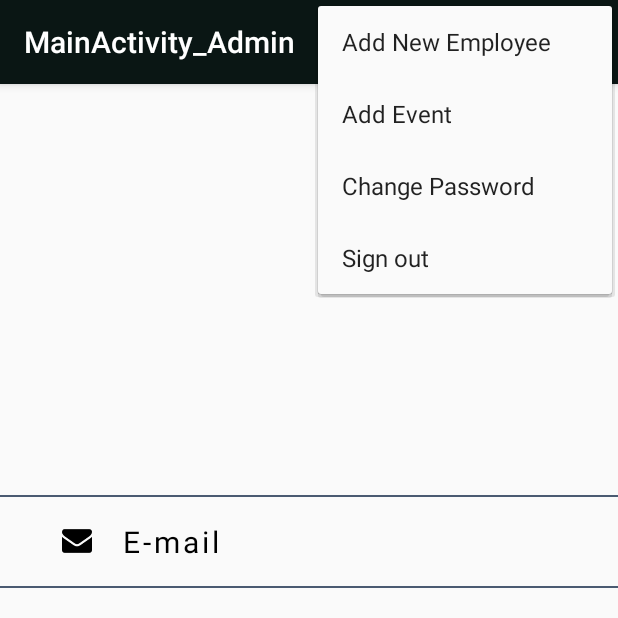
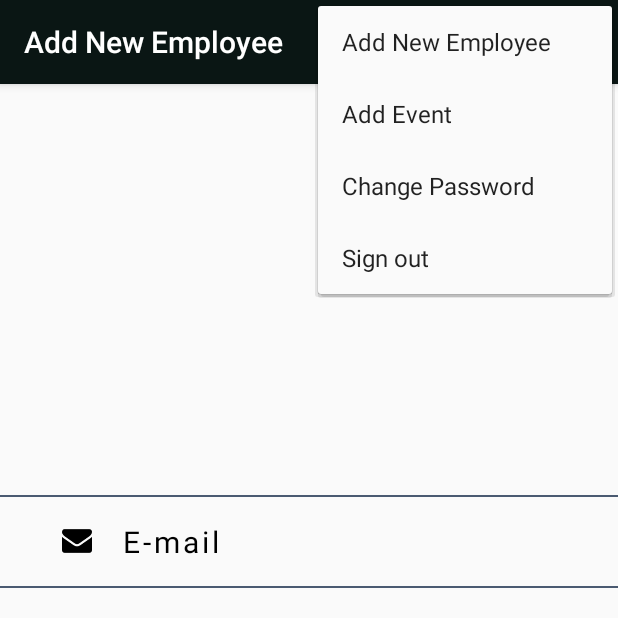
Before and after one commit to ski96277/OfficeManageMentAPP, an Android app: the fragment AddNewEmployee placed in its activity, with the options menu open, on a phone screen of 412 x 824 dp, the top half of it. Run offline under Robolectric (Android 15) with nearby library versions, the phone set to English and light mode, and no system bars; our stand-ins replace ButterKnife, Firebase (no records; nobody signed in at launch, a user with empty details on screens opened directly), Picasso; libraries missing offline, so code that uses them is left out: com.kinda.alert, es.dmoral.toasty; pictures from the network do not load; 4 statements that could not run were skipped.

Commit message:
Bug fixed

```diff
--- a/app/src/main/java/com/rocketechit/officemanagementapp/Activity/ChangePasswordActivity.java
+++ b/app/src/main/java/com/rocketechit/officemanagementapp/Activity/ChangePasswordActivity.java
@@ -32,6 +32,8 @@ public class ChangePasswordActivity extends AppCompatActivity {
         super.onCreate(savedInstanceState);
         setContentView(R.layout.activity_change_password);
         ButterKnife.bind(this);
+        getSupportActionBar().setTitle("Change Password");
+
     }
 
     @OnClick(R.id.reset_btn)
--- a/app/src/main/java/com/rocketechit/officemanagementapp/Activity/ForgetPassWordActivity.java
+++ b/app/src/main/java/com/rocketechit/officemanagementapp/Activity/ForgetPassWordActivity.java
@@ -27,6 +27,9 @@ public class ForgetPassWordActivity extends AppCompatActivity {
         super.onCreate(savedInstanceState);
         setContentView(R.layout.activity_forget_pass_word);
         ButterKnife.bind(this);
+
+
+        getSupportActionBar().setTitle("Reset Password");
     }
 
     @OnClick(R.id.forget_Password_btn)
--- a/app/src/main/java/com/rocketechit/officemanagementapp/Activity/LoginActivity.java
+++ b/app/src/main/java/com/rocketechit/officemanagementapp/Activity/LoginActivity.java
@@ -97,7 +97,7 @@ public class LoginActivity extends AppCompatActivity {
                 break;
             case R.id.Go_signupTV:
                 startActivity(new Intent(this, SignUPActivity.class));
-                finish();
+
                 break;
         }
     }
--- a/app/src/main/java/com/rocketechit/officemanagementapp/Activity/MainActivity_Employee.java
+++ b/app/src/main/java/com/rocketechit/officemanagementapp/Activity/MainActivity_Employee.java
@@ -38,7 +38,6 @@ public class MainActivity_Employee extends AppCompatActivity{
         super.onCreate(savedInstanceState);
         setContentView(R.layout.activity_main__employee);
         Toolbar toolbar = (Toolbar) findViewById(R.id.toolbar);
-        toolbar.setTitle("Home Page");
         setSupportActionBar(toolbar);
 //Navigation off
       /*  DrawerLayout drawer = (DrawerLayout) findViewById(R.id.drawer_layout);
--- a/app/src/main/java/com/rocketechit/officemanagementapp/Activity/ScanResultActivity.java
+++ b/app/src/main/java/com/rocketechit/officemanagementapp/Activity/ScanResultActivity.java
@@ -52,6 +52,8 @@ public class ScanResultActivity extends AppCompatActivity {
         super.onCreate(savedInstanceState);
         setContentView(R.layout.activity_scan_result);
         ButterKnife.bind(this);
+
+        getSupportActionBar().setTitle("Submit Time");
         getScannerOption();
 
         Intent intent = getIntent();
--- a/app/src/main/java/com/rocketechit/officemanagementapp/FragmentClass/Admin/AddEvent_F.java
+++ b/app/src/main/java/com/rocketechit/officemanagementapp/FragmentClass/Admin/AddEvent_F.java
@@ -49,6 +49,7 @@ public class AddEvent_F extends Fragment {
     public View onCreateView(@NonNull LayoutInflater inflater, @Nullable ViewGroup container, @Nullable Bundle savedInstanceState) {
         View view = inflater.inflate(R.layout.add_event_f, null);
         ButterKnife.bind(this, view);
+        getActivity().setTitle("Add Event");
         return view;
     }
 
--- a/app/src/main/java/com/rocketechit/officemanagementapp/FragmentClass/Admin/AddNewEmployee.java
+++ b/app/src/main/java/com/rocketechit/officemanagementapp/FragmentClass/Admin/AddNewEmployee.java
@@ -57,7 +57,7 @@ public class AddNewEmployee extends Fragment {
     @Override
     public void onViewCreated(@NonNull View view, @Nullable Bundle savedInstanceState) {
         super.onViewCreated(view, savedInstanceState);
-
+        getActivity().setTitle("Add New Employee");
 
 
         initialize();
--- a/app/src/main/java/com/rocketechit/officemanagementapp/FragmentClass/Admin/EmployeeList.java
+++ b/app/src/main/java/com/rocketechit/officemanagementapp/FragmentClass/Admin/EmployeeList.java
@@ -1,13 +1,12 @@
 package com.rocketechit.officemanagementapp.FragmentClass.Admin;
 
-import android.graphics.Color;
+import android.content.Intent;
 import android.os.Bundle;
-import android.os.Handler;
 import android.util.Log;
 import android.view.LayoutInflater;
 import android.view.View;
 import android.view.ViewGroup;
-import android.widget.Toast;
+import android.widget.ProgressBar;
 
 import com.google.firebase.auth.FirebaseAuth;
 import com.google.firebase.auth.FirebaseUser;
@@ -17,15 +16,13 @@ import com.google.firebase.database.DatabaseReference;
 import com.google.firebase.database.FirebaseDatabase;
 import com.google.firebase.database.ValueEventListener;
 import com.kinda.alert.KAlertDialog;
+import com.rocketechit.officemanagementapp.Activity.SplashActivity;
 import com.rocketechit.officemanagementapp.AdapterClass.EmployeeList_Adapter;
 import com.rocketechit.officemanagementapp.JavaClass.CheckNetwork;
 import com.rocketechit.officemanagementapp.JavaClass.Employee_Information;
 import com.rocketechit.officemanagementapp.R;
 
 import java.util.ArrayList;
-import java.util.List;
-import java.util.Timer;
-import java.util.TimerTask;
 
 import androidx.annotation.NonNull;
 import androidx.annotation.Nullable;
@@ -35,16 +32,139 @@ import androidx.recyclerview.widget.GridLayoutManager;
 import androidx.recyclerview.widget.RecyclerView;
 import butterknife.BindView;
 import butterknife.ButterKnife;
-import butterknife.OnClick;
-import es.dmoral.toasty.Toasty;
 
 public class EmployeeList extends Fragment {
+    String TAG = "EmployeeList ";
 
     FirebaseDatabase firebaseDatabase;
     DatabaseReference databaseReference;
+
+    ArrayList<Employee_Information> employee_informations;
+    @BindView(R.id.employee_list_Recycler_ID)
+    RecyclerView employeeListRecyclerID;
+
+    @Nullable
+    @Override
+    public View onCreateView(@NonNull LayoutInflater inflater, @Nullable ViewGroup container, @Nullable Bundle savedInstanceState) {
+        View view = inflater.inflate(R.layout.employee_list, null);
+        ButterKnife.bind(this, view);
+        Log.e(TAG, "onCreateView: ");
+        return view;
+    }
+
+    @Override
+    public void onViewCreated(@NonNull View view, @Nullable Bundle savedInstanceState) {
+        super.onViewCreated(view, savedInstanceState);
+        Log.e(TAG, "onViewCreated: ");
+        getActivity().setTitle("Employee List");
+
+    }
+
+    @Override
+    public void onResume() {
+        super.onResume();
+        Log.e(TAG, "onResume: ");
+        Log.e(TAG, "onResume: U ID : -  " + getUserID());
+
+        firebaseDatabase = FirebaseDatabase.getInstance();
+        databaseReference = firebaseDatabase.getReference("Company_Employee").child(getUserID());
+        employee_informations = new ArrayList<>();
+        GridLayoutManager gridLayoutManager = new GridLayoutManager(getContext(), 2);
+        employeeListRecyclerID.setLayoutManager(gridLayoutManager);
+        KAlertDialog alertDialog_Progress = new KAlertDialog(getContext(), KAlertDialog.PROGRESS_TYPE);
+        if (CheckNetwork.isInternetAvailable(getContext())) {
+            alertDialog_Progress.setTitleText("Loading....");
+            alertDialog_Progress.setCancelable(false);
+            databaseReference.addValueEventListener(new ValueEventListener() {
+                @Override
+                public void onDataChange(@NonNull DataSnapshot dataSnapshot) {
+                    employee_informations.clear();
+                    for (DataSnapshot snapshot : dataSnapshot.getChildren()) {
+
+                        Employee_Information employee_information = snapshot.getValue(Employee_Information.class);
+                        employee_informations.add(employee_information);
+                    }
+
+                    EmployeeList_Adapter employeeList_adapter = new EmployeeList_Adapter(getContext(), employee_informations);
+                    employeeListRecyclerID.setAdapter(employeeList_adapter);
+                    //hide alert
+                    alertDialog_Progress.dismiss();
+                    employeeList_adapter.setOnItemClickListener(new EmployeeList_Adapter.ClickListener() {
+                        @Override
+                        public void onItemClick(int position, View v) {
+                            Employee_Information employee_information = new Employee_Information(
+                                    employee_informations.get(position).getUserID_Employee(),
+                                    employee_informations.get(position).getUserID_company(),
+                                    employee_informations.get(position).getEmail_Employee(),
+                                    employee_informations.get(position).getPassword_Employee(),
+                                    employee_informations.get(position).getName_Employee(),
+                                    employee_informations.get(position).getJoin_Date(),
+                                    employee_informations.get(position).getImageLink(),
+                                    employee_informations.get(position).getDesignation(),
+                                    employee_informations.get(position).getPhone()
+                            );
+
+                            Fragment fragment = new Employee_profile_view_by_admin();
+                            Bundle bundle = new Bundle();
+
+                            if (fragment != null) {
+                                bundle.putSerializable("employee_information", employee_information);
+                                fragment.setArguments(bundle);
+
+                                FragmentTransaction fragmentTransaction = getActivity().getSupportFragmentManager().beginTransaction();
+                                fragmentTransaction.replace(R.id.screen_Area_For_Admin, fragment);
+                                fragmentTransaction.addToBackStack("");
+                                fragmentTransaction.commit();
+                            }
+                        }
+
+                        @Override
+                        public void onItemLongClick(int position, View v) {
+
+                        }
+                    });
+                }
+
+                @Override
+                public void onCancelled(@NonNull DatabaseError databaseError) {
+
+                }
+            });
+        } else {
+            KAlertDialog alertDialog = new KAlertDialog(getContext(), KAlertDialog.ERROR_TYPE);
+            alertDialog.setTitleText("Oops...");
+            alertDialog.setContentText("Check Internet Connection");
+            alertDialog.setCancelable(false);
+            alertDialog.setConfirmClickListener(kAlertDialog -> {
+                alertDialog.dismissWithAnimation();
+                startActivity(new Intent(getContext(), SplashActivity.class));
+                getActivity().finish();
+            });
+            alertDialog.show();
+        }
+
+    }
+
+
+    @Override
+    public void onPause() {
+        super.onPause();
+        Log.e(TAG, "onPause: ");
+
+        employee_informations.clear();
+    }
+
+    @Override
+    public void onStop() {
+        super.onStop();
+        Log.e(TAG, "onStop: ");
+    }
+
+    /*FirebaseDatabase firebaseDatabase;
+                    DatabaseReference databaseReference;
                     String userID;
 
-    List<Employee_Information> employee_informations ;
+                    List<Employee_Information> employee_informations;
                     EmployeeList_Adapter adapterClass_recycler;
 
                     @BindView(R.id.employee_list_Recycler_ID)
@@ -73,34 +193,46 @@ public class EmployeeList extends Fragment {
                         super.onViewCreated(view, savedInstanceState);
 
                     }
+
                     //Call the Data For recycler View in Resume Method
                     @Override
                     public void onResume() {
                         super.onResume();
                         if (CheckNetwork.isInternetAvailable(getContext())) {
                             getRecyclerView_Data();
-            Log.e("TAG", "onResume: " + "on_resume_Employee_list");
                         } else {
-            Toasty.info(getContext(), "Internet error ", Toasty.LENGTH_SHORT).show();
+                            //If  Internet Connection Failed
+                            KAlertDialog alertDialog = new KAlertDialog(getContext(), KAlertDialog.ERROR_TYPE);
+                            alertDialog.setTitleText("Oops...");
+                            alertDialog.setContentText("Check Internet Connection");
+                            alertDialog.setCancelable(false);
+                            alertDialog.setConfirmClickListener(kAlertDialog -> {
+                                alertDialog.dismissWithAnimation();
+                                startActivity(new Intent(getContext(), SplashActivity.class));
+                                getActivity().finish();
+                            });
+                            alertDialog.show();
                         }
-       /* if (employee_informations.isEmpty()){
-            new Timer().scheduleAtFixedRate(new TimerTask() {
-                @Override
-                public void run() {
-                    //your method
-                    getRecyclerView_Data();
-                }
-            }, 0, 1000);//put here time 1000 milliseconds=1 second
-        }*/
                     }
 
                     //show Data in Recycler View
                     private void getRecyclerView_Data() {
 
+                        KAlertDialog alertDialog = new KAlertDialog(getContext(), KAlertDialog.PROGRESS_TYPE);
+                        alertDialog.setTitleText("Wait some second...");
+                        alertDialog.setContentText("Loading..");
+                        alertDialog.setCancelable(false);
+
                 //get Current Admin User ID
                         userID = getUserID();
                 //get Employee Information as a list
                         employee_informations = getUserData();
+                        if (employee_informations.isEmpty()){
+                            employee_informations = getUserData();
+                        }else {
+                            alertDialog.dismissWithAnimation();
+
+                        }
 
                         adapterClass_recycler = new EmployeeList_Adapter(getContext(), employee_informations);
 
@@ -147,7 +279,6 @@ public class EmployeeList extends Fragment {
                     //call on resume
 
 
-
                     //get Employee Information as a list
                     private List<Employee_Information> getUserData() {
                         databaseReference.addValueEventListener(new ValueEventListener() {
@@ -158,7 +289,7 @@ public class EmployeeList extends Fragment {
 
                                     Employee_Information employee_information = snapshot.getValue(Employee_Information.class);
                                     employee_informations.add(employee_information);
-                    Log.e("TAG", "onDataChange:-- "+employee_informations.size());
+                                    Log.e("TAG", "onDataChange:-- " + employee_informations.size());
                                 }
                             }
 
@@ -167,10 +298,10 @@ public class EmployeeList extends Fragment {
 
                             }
                         });
-        Toast.makeText(getContext(), ""+employee_informations.size(), Toast.LENGTH_SHORT).show();
+                        Toast.makeText(getContext(), "" + employee_informations.size(), Toast.LENGTH_SHORT).show();
                         return employee_informations;
                     }
-
+                */
     //get Current Admin User ID
     private String getUserID() {
         FirebaseAuth firebaseAuth;
--- a/app/src/main/java/com/rocketechit/officemanagementapp/FragmentClass/Employee/Edit_employee_profile.java
+++ b/app/src/main/java/com/rocketechit/officemanagementapp/FragmentClass/Employee/Edit_employee_profile.java
@@ -77,6 +77,8 @@ public class Edit_employee_profile extends Fragment {
     @Override
     public void onViewCreated(@NonNull View view, @Nullable Bundle savedInstanceState) {
         super.onViewCreated(view, savedInstanceState);
+        getActivity().setTitle("Edit Profile");
+
         Bundle bundle = getArguments();
         Employee_Information employee_information = (Employee_Information) bundle.getSerializable("employee_information");
 
--- a/app/src/main/java/com/rocketechit/officemanagementapp/FragmentClass/Employee/Employee_Home.java
+++ b/app/src/main/java/com/rocketechit/officemanagementapp/FragmentClass/Employee/Employee_Home.java
@@ -35,6 +35,7 @@ public class Employee_Home extends Fragment {
     @Override
     public void onViewCreated(@NonNull View view, @Nullable Bundle savedInstanceState) {
         super.onViewCreated(view, savedInstanceState);
+        getActivity().setTitle("Home Page");
 
     }
 
--- a/app/src/main/java/com/rocketechit/officemanagementapp/FragmentClass/Employee/Employee_Profile_F.java
+++ b/app/src/main/java/com/rocketechit/officemanagementapp/FragmentClass/Employee/Employee_Profile_F.java
@@ -58,6 +58,7 @@ public class Employee_Profile_F extends Fragment {
     @Override
     public void onViewCreated(@NonNull View view, @Nullable Bundle savedInstanceState) {
         super.onViewCreated(view, savedInstanceState);
+        getActivity().setTitle("My Profile");
 
 
         get_Employee_Information(new myCallBack() {
--- a/app/src/main/java/com/rocketechit/officemanagementapp/FragmentClass/Employee/ViewCalender_F.java
+++ b/app/src/main/java/com/rocketechit/officemanagementapp/FragmentClass/Employee/ViewCalender_F.java
@@ -50,6 +50,8 @@ public class ViewCalender_F extends Fragment {
     @Override
     public void onViewCreated(@NonNull View view, @Nullable Bundle savedInstanceState) {
         super.onViewCreated(view, savedInstanceState);
+        getActivity().setTitle("Event List");
+
         firebaseDatabase = FirebaseDatabase.getInstance();
         databaseReference = firebaseDatabase.getReference();
 //get Company User ID
```
Also changed, not shown: app/src/main/java/com/rocketechit/officemanagementapp/FragmentClass/Admin/Employee_Information_F.java (+72 -6 lines), app/src/main/java/com/rocketechit/officemanagementapp/FragmentClass/Admin/Employee_profile_view_by_admin.java (+10 -10 lines), app/src/main/java/com/rocketechit/officemanagementapp/FragmentClass/Employee/My_Attendance_F.java (+184 -15 lines). Lines whose indentation alone changed are shown as unchanged.
